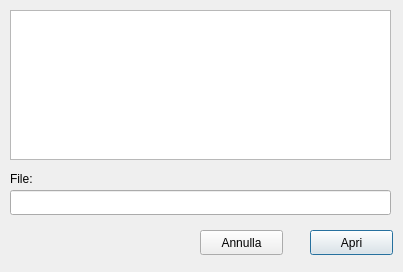
This is client/src/ui/openfiledialog.ui in klaalk/klapklap as Qt 5 draws it before an edit. The edited form follows.
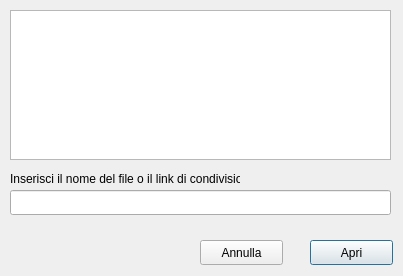
This is the edited form.

What changed in the file:
```diff
--- a/client/src/ui/openfiledialog.ui
+++ b/client/src/ui/openfiledialog.ui
@@ -7,7 +7,7 @@
     <x>0</x>
     <y>0</y>
     <width>403</width>
-    <height>272</height>
+    <height>276</height>
    </rect>
   </property>
   <property name="windowTitle">
@@ -38,19 +38,19 @@
     <rect>
      <x>10</x>
      <y>170</y>
-     <width>64</width>
+     <width>230</width>
      <height>17</height>
     </rect>
    </property>
    <property name="text">
-    <string>File:</string>
+    <string>Inserisci il nome del file o il link di condivisione:</string>
    </property>
   </widget>
   <widget class="QPushButton" name="openBtn">
    <property name="geometry">
     <rect>
      <x>310</x>
-     <y>230</y>
+     <y>240</y>
      <width>83</width>
      <height>25</height>
     </rect>
@@ -63,7 +63,7 @@
    <property name="geometry">
     <rect>
      <x>200</x>
-     <y>230</y>
+     <y>240</y>
      <width>83</width>
      <height>25</height>
     </rect>
```
